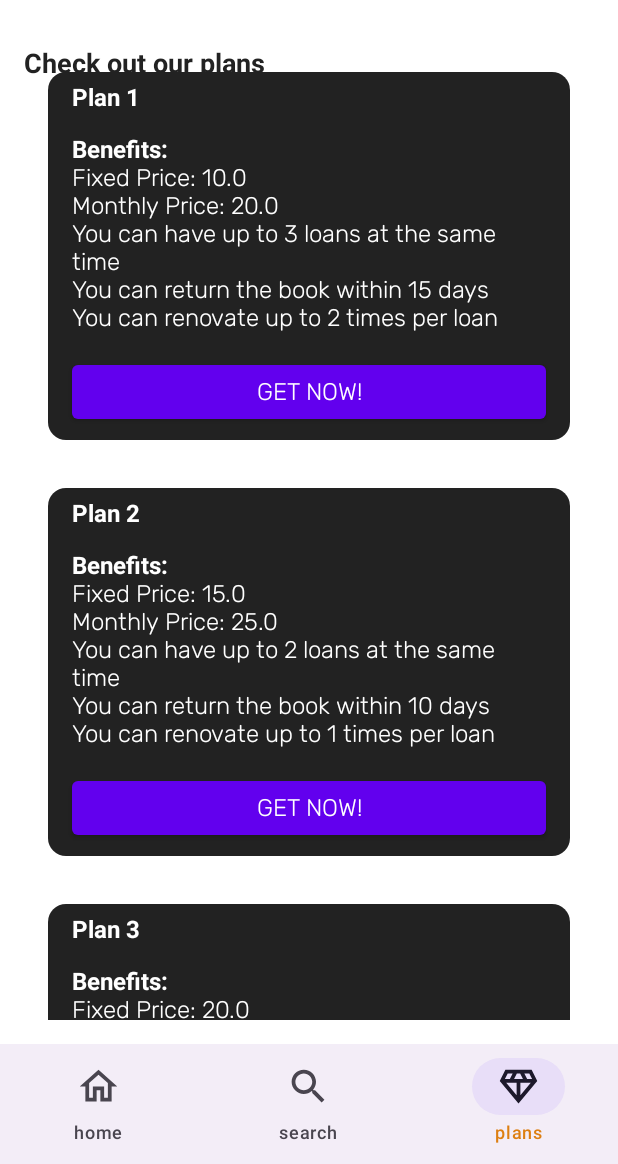
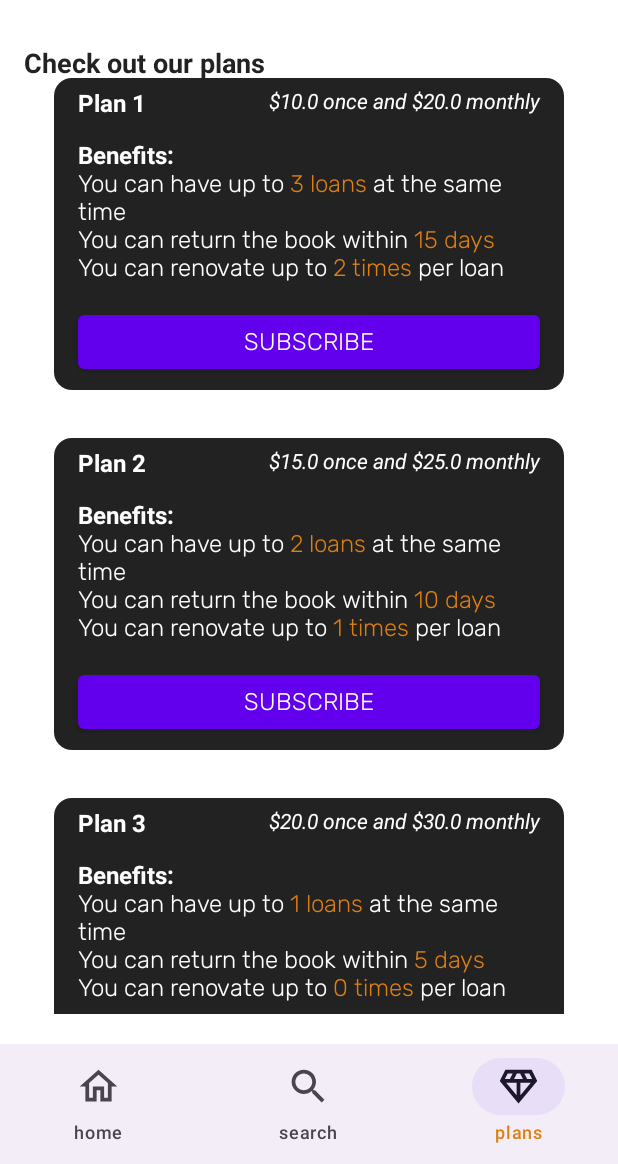
Before and after one commit to ELEKTROCODX/AURAVINDEXMobile, an Android app built with Jetpack Compose: the PlanScreen screen opened through its navigation route, on a phone screen of 412 x 824 dp, the part 72-1236 px from its top. Run offline under Robolectric (Android 15) with nearby library versions, the phone set to English and light mode, and no system bars; our stand-ins replace Room's generated code, livedata-compose.

Commit message:
Added changes

```diff
--- a/app/src/main/java/com/elektro24team/auravindex/ui/components/PlanCard.kt
+++ b/app/src/main/java/com/elektro24team/auravindex/ui/components/PlanCard.kt
@@ -1,6 +1,7 @@
 package com.elektro24team.auravindex.ui.components
 
 import androidx.compose.foundation.border
+import androidx.compose.foundation.layout.Arrangement
 import androidx.compose.foundation.layout.Column
 import androidx.compose.foundation.layout.Row
 import androidx.compose.foundation.layout.fillMaxSize
@@ -16,8 +17,12 @@ import androidx.compose.runtime.Composable
 import androidx.compose.ui.Alignment
 import androidx.compose.ui.Modifier
 import androidx.compose.ui.graphics.Color
+import androidx.compose.ui.text.SpanStyle
 import androidx.compose.ui.text.TextStyle
+import androidx.compose.ui.text.buildAnnotatedString
+import androidx.compose.ui.text.font.FontStyle
 import androidx.compose.ui.text.font.FontWeight
+import androidx.compose.ui.text.withStyle
 import androidx.compose.ui.unit.dp
 import androidx.compose.ui.unit.sp
 import com.elektro24team.auravindex.model.Plan
@@ -35,11 +40,17 @@ fun PlanCard(plan: Plan) {
         Row(
             modifier = Modifier
                 .fillMaxWidth()
-                .padding(start = 16.dp, end = 16.dp, top = 8.dp, bottom = 8.dp)
+                .padding(start = 16.dp, end = 16.dp, top = 8.dp, bottom = 8.dp),
+            horizontalArrangement = Arrangement.SpaceBetween
         ) {
             Text(
                 text = plan.name,
                 style = TextStyle(fontSize = 16.sp, fontWeight = FontWeight.Bold),
+                color = colors.onPrimary
+            )
+            Text(
+                text = "$${plan.fixedPrice} once and $${plan.monthlyPrice} monthly",
+                style = TextStyle(fontStyle = FontStyle.Italic),
                 color = colors.onPrimary
             )
         }
@@ -54,23 +65,33 @@ fun PlanCard(plan: Plan) {
                 color = colors.onPrimary
             )
             Text(
-                text = "Fixed Price: ${plan.fixedPrice}",
+                text = buildAnnotatedString {
+                    append("You can have up to ")
+                    withStyle(style = SpanStyle(fontWeight = FontWeight.Bold, color = colors.secondary)) {
+                        append("${plan.maxSimultaneousLoans} loans")
+                    }
+
+                    append(" at the same time")
+                },
                 color = colors.onPrimary
             )
             Text(
-                text = "Monthly Price: ${plan.monthlyPrice}",
+                text = buildAnnotatedString {
+                    append("You can return the book within ")
+                    withStyle(style = SpanStyle(fontWeight = FontWeight.Bold, color = colors.secondary)) {
+                        append("${plan.maxReturnDays} days")
+                    }
+                },
                 color = colors.onPrimary
             )
             Text(
-                text = "You can have up to ${plan.maxSimultaneousLoans} loans at the same time",
-                color = colors.onPrimary
-            )
-            Text(
-                text = "You can return the book within ${plan.maxReturnDays} days",
-                color = colors.onPrimary
-            )
-            Text(
-                text = "You can renovate up to ${plan.maxRenovationsPerLoan} times per loan",
+                text = buildAnnotatedString {
+                    append("You can renovate up to ")
+                    withStyle(style = SpanStyle(fontWeight = FontWeight.Bold, color = colors.secondary)) {
+                        append("${plan.maxRenovationsPerLoan} times")
+                    }
+                    append(" per loan")
+                },
                 color = colors.onPrimary
             )
         }
@@ -85,7 +106,7 @@ fun PlanCard(plan: Plan) {
                 modifier = Modifier.fillMaxWidth()
             ) {
                 Text(
-                    text = "GET NOW!",
+                    text = "SUBSCRIBE",
                     color = colors.onPrimary
                 )
             }
--- a/app/src/main/java/com/elektro24team/auravindex/view/MainScreen.kt
+++ b/app/src/main/java/com/elektro24team/auravindex/view/MainScreen.kt
@@ -1,6 +1,7 @@
 package com.elektro24team.auravindex.view
 
 import androidx.compose.foundation.layout.*
+import androidx.compose.foundation.lazy.LazyRow
 import androidx.compose.material.icons.Icons
 import androidx.compose.material.icons.filled.Menu
 import androidx.compose.material3.*
@@ -85,10 +86,17 @@ fun MainScreen(
                         verticalArrangement = Arrangement.Center,
                         horizontalAlignment = Alignment.CenterHorizontally
                     ) {
-                        Text(
-                            text = "¡HOME SCREEN!",
-                            style = MaterialTheme.typography.headlineSmall
-                        )
+                        /*
+                        * Recommendations
+                        * */
+
+                        /*
+                        * New books
+                        * */
+
+                        /*
+                        * Recent books
+                        * */
                     }
                 }
             }
--- a/app/src/main/java/com/elektro24team/auravindex/view/PlanScreen.kt
+++ b/app/src/main/java/com/elektro24team/auravindex/view/PlanScreen.kt
@@ -3,6 +3,8 @@ package com.elektro24team.auravindex.view
 import androidx.compose.foundation.layout.*
 import androidx.compose.foundation.layout.Arrangement
 import androidx.compose.foundation.lazy.LazyColumn
+import androidx.compose.foundation.rememberScrollState
+import androidx.compose.foundation.verticalScroll
 import androidx.compose.material.icons.Icons
 import androidx.compose.material.icons.filled.Menu
 import androidx.compose.material3.*
@@ -12,6 +14,7 @@ import androidx.compose.ui.Modifier
 import androidx.compose.ui.platform.LocalContext
 import androidx.compose.ui.text.TextStyle
 import androidx.compose.ui.text.font.FontWeight
+import androidx.compose.ui.tooling.preview.Preview
 import androidx.compose.ui.unit.dp
 import androidx.compose.ui.unit.sp
 import com.elektro24team.auravindex.ui.components.BottomNavBar
@@ -27,7 +30,7 @@ import com.elektro24team.auravindex.utils.hamburguerMenuNavigator
 
 @OptIn(ExperimentalMaterial3Api::class)
 @Composable
-fun PlanScreen(navController: NavController ) {
+fun PlanScreen(navController: NavController) {
     val drawerState = rememberDrawerState(initialValue = DrawerValue.Closed)
     val scope = rememberCoroutineScope()
     val context = LocalContext.current
@@ -98,22 +101,16 @@ fun PlanScreen(navController: NavController ) {
                         style = TextStyle(fontWeight = FontWeight.Bold, fontSize = 18.sp),
                         modifier = Modifier.padding(MediumPadding)
                     )
-                    Spacer(modifier = Modifier.height(18.dp))
+                    Spacer(modifier = Modifier.height(20.dp))
                     LazyColumn(
                         modifier = Modifier
                             .fillMaxWidth()
-                            .padding(MediumPadding),
+                            .padding(20.dp)
                     ) {
-                        /*Text(
-                            text = "¡PLAN SCREEN!",
-                            style = MaterialTheme.typography.headlineSmall
-                        )*/
                         items(planList.size) { index ->
                             PlanCard(plan = planList[index])
                         }
-
                     }
-
                 }
             }
         )
```
